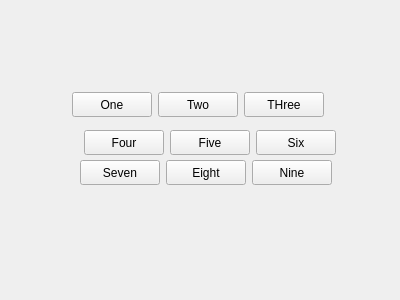
eduardorasgado/RoadtoQt5, file QtWidges/gridLayoutApp/widget.ui: the form before one commit.
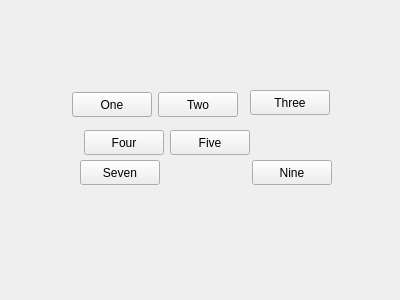
The form after the commit.

Commit message: expanding widgets in grid

What changed in the file:
```diff
--- a/QtWidges/gridLayoutApp/widget.ui
+++ b/QtWidges/gridLayoutApp/widget.ui
@@ -65,19 +65,6 @@
     <string>Five</string>
    </property>
   </widget>
-  <widget class="QPushButton" name="button6">
-   <property name="geometry">
-    <rect>
-     <x>256</x>
-     <y>130</y>
-     <width>80</width>
-     <height>25</height>
-    </rect>
-   </property>
-   <property name="text">
-    <string>Six</string>
-   </property>
-  </widget>
   <widget class="QPushButton" name="button9">
    <property name="geometry">
     <rect>
@@ -91,19 +78,6 @@
     <string>Nine</string>
    </property>
   </widget>
-  <widget class="QPushButton" name="button8">
-   <property name="geometry">
-    <rect>
-     <x>166</x>
-     <y>160</y>
-     <width>80</width>
-     <height>25</height>
-    </rect>
-   </property>
-   <property name="text">
-    <string>Eight</string>
-   </property>
-  </widget>
   <widget class="QPushButton" name="button7">
    <property name="geometry">
     <rect>
@@ -120,14 +94,20 @@
   <widget class="QPushButton" name="button3">
    <property name="geometry">
     <rect>
-     <x>244</x>
-     <y>92</y>
+     <x>250</x>
+     <y>90</y>
      <width>80</width>
      <height>25</height>
     </rect>
    </property>
+   <property name="sizePolicy">
+    <sizepolicy hsizetype="Minimum" vsizetype="Expanding">
+     <horstretch>0</horstretch>
+     <verstretch>0</verstretch>
+    </sizepolicy>
+   </property>
    <property name="text">
-    <string>THree</string>
+    <string>Three</string>
    </property>
   </widget>
  </widget>
```
The commit also changes 1 other file.
